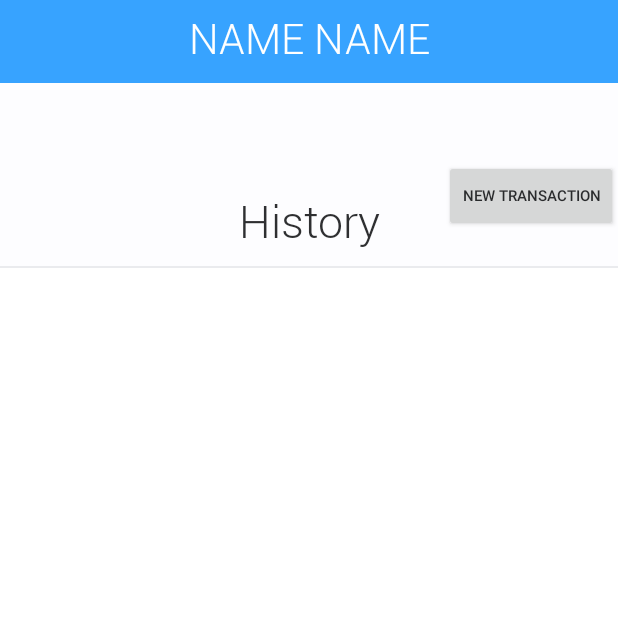
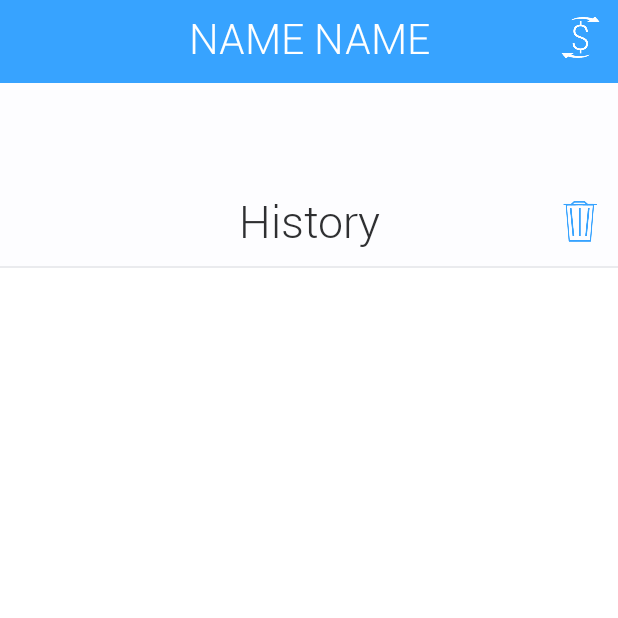
Before and after one commit to wolfbytestudio/Tappers, an Android app: the ContactPage screen opened directly, with no data from a screen before it, on a phone screen of 412 x 824 dp, the top half of it. Run offline under Robolectric (Android 15) with nearby library versions, the phone set to English and light mode, and no system bars; 2 statements that could not run were skipped.

Commit message:
Bug Fixes

```diff
--- a/Tappers/app/src/main/AndroidManifest.xml
+++ b/Tappers/app/src/main/AndroidManifest.xml
@@ -9,7 +9,8 @@
         android:theme="@style/AppTheme" >
         <activity
             android:name=".MainActivity"
-            android:label="@string/app_name" >
+            android:label="@string/app_name"
+            android:screenOrientation="portrait">
             <intent-filter>
                 <action android:name="android.intent.action.MAIN" />
 
@@ -28,7 +29,8 @@
         </activity>
         <activity
             android:name=".NewTransaction"
-            android:label="@string/title_activity_new_transaction" >
+            android:label="@string/title_activity_new_transaction"
+            android:screenOrientation="portrait">
         </activity>
     </application>
 
--- a/Tappers/app/src/main/java/com/example/zack/tapperstesting/ContactPage.java
+++ b/Tappers/app/src/main/java/com/example/zack/tapperstesting/ContactPage.java
@@ -8,6 +8,7 @@ import android.view.Menu;
 import android.view.MenuItem;
 import android.view.View;
 import android.widget.Button;
+import android.widget.ImageButton;
 import android.widget.ListView;
 import android.widget.TextView;
 
@@ -25,7 +26,6 @@ public class ContactPage extends Activity {
     private HashMap<String, Typeface> fonts;
 
     private ListView transactionList = null;
-
 
     private TextView txtTotal;
 
@@ -60,15 +60,16 @@ public class ContactPage extends Activity {
 
         contact = ContactUtil.contact;
 
-        Button btnNEwTrans = (Button) findViewById(R.id.btnNewTransaction);
+        ImageButton btnNewTrans = (ImageButton) findViewById(R.id.btnNewTransaction);
 
-        btnNEwTrans.setOnClickListener(new View.OnClickListener() {
+        btnNewTrans.setOnClickListener(new View.OnClickListener() {
             @Override
-            public void onClick(View view) {
-                Intent intent = new Intent(view.getContext(), NewTransaction.class);
+            public void onClick(View v) {
+                Intent intent = new Intent(v.getContext(), NewTransaction.class);
                 startActivityForResult(intent, 1);
             }
         });
+
 
         TransactionListAdapter transactionListAdapter= new TransactionListAdapter(getApplicationContext(), contact, fonts);
         transactionList.setAdapter(transactionListAdapter);
--- a/Tappers/app/src/main/res/layout/activity_contact_page.xml
+++ b/Tappers/app/src/main/res/layout/activity_contact_page.xml
@@ -24,8 +24,6 @@
         android:layout_centerHorizontal="true"
         android:textColor="#ffffff"
         android:background="@drawable/title_border" />
-
-
 
     <ListView
         android:layout_width="fill_parent"
@@ -62,13 +60,30 @@
         android:layout_below="@+id/txtTotal"
         android:layout_centerHorizontal="true" />
 
-    <Button
-        android:layout_width="wrap_content"
-        android:layout_height="wrap_content"
-        android:text="New Transaction"
-        android:id="@+id/btnNewTransaction"
-        android:textSize="10dp"
-        android:layout_below="@+id/txtTotal"
+
+    <ImageButton
+        android:layout_width="31dp"
+        android:layout_height="31dp"
+        android:id="@+id/btnClearHistory"
+        android:layout_marginRight="10dp"
+        android:layout_marginTop="6dp"
+        android:background="#00000000"
+        android:scaleType="fitCenter"
+        android:src="@drawable/bin_history"
+        android:layout_alignTop="@+id/txtHistory"
         android:layout_alignParentEnd="true" />
 
+
+    <ImageButton
+        android:layout_width="30dp"
+        android:layout_height="30dp"
+        android:id="@+id/btnNewTransaction"
+        android:layout_marginTop="10dp"
+        android:background="@drawable/title_border"
+        android:layout_marginRight="10dp"
+        android:layout_alignParentRight="true"
+        android:scaleType="fitCenter"
+        android:src="@drawable/new_transaction"/>
+
+
 </RelativeLayout>
```
Also changed, not shown: Tappers/app/src/main/res/drawable/bin_history.png (added), Tappers/app/src/main/res/drawable/new_transaction.png (added), Tappers/app/src/main/res/layout/activity_main.xml (indentation only), 1 other file.
